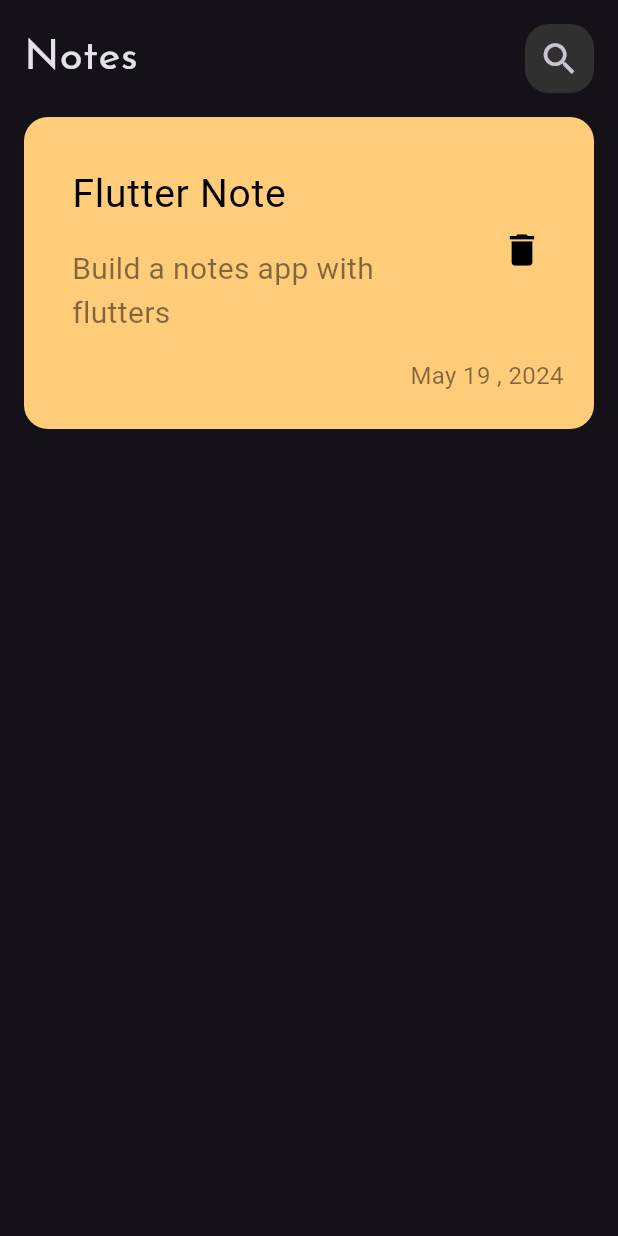
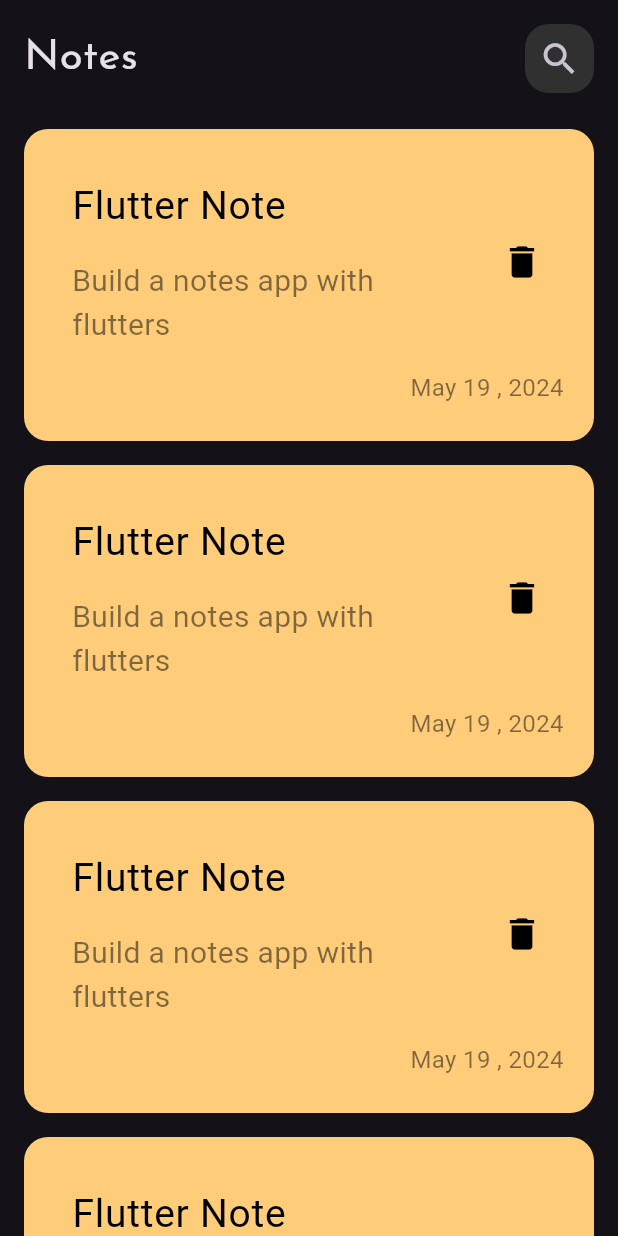
Before and after one commit to ahmedhosny00/notes_app, a Flutter app: the screen it shows after launch, on a phone screen of 412 x 824 dp. Run offline on Flutter 3.47's test engine with Material 3 defaults, Android fonts, the phone set to English and light mode, and no system bars.

Commit message:
create notes list view

```diff
--- a/lib/views/notes_view.dart
+++ b/lib/views/notes_view.dart
@@ -1,5 +1,6 @@
 import 'package:flutter/material.dart';
-import 'package:notes_app/views/wedgits/custom_note_item.dart';
+import 'package:flutter/widgets.dart';
+import 'package:notes_app/views/wedgits/notes_list_view.dart';
 import 'package:notes_app/views/wedgits/notes_view_body.dart';
 
 class NotesView extends StatelessWidget {
@@ -11,7 +12,7 @@ class NotesView extends StatelessWidget {
       body: Column(
         children: [
           NotesViewBody(),
-          NotesItem(),
+          Expanded(child: NotesListView()),
         ],
       ),
     );
--- /dev/null
+++ b/lib/views/wedgits/notes_list_view.dart
@@ -0,0 +1,18 @@
+import 'package:flutter/material.dart';
+import 'package:notes_app/views/wedgits/custom_note_item.dart';
+
+class NotesListView extends StatelessWidget {
+  const NotesListView({super.key});
+
+  @override
+  Widget build(BuildContext context) {
+    return ListView.builder(
+      itemBuilder: (context, index) {
+        return const Padding(
+          padding: EdgeInsets.symmetric(vertical: 8.0),
+          child: NotesItem(),
+        );
+      },
+    );
+  }
+}
```
